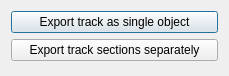
Zizin13/Roller, file TrackEditor/ExportWizard.ui: the form before one commit.
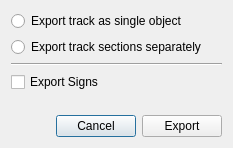
The form after the commit.

Commit message: expanding export wizard

```diff
--- a/TrackEditor/ExportWizard.ui
+++ b/TrackEditor/ExportWizard.ui
@@ -6,8 +6,8 @@
    <rect>
     <x>0</x>
     <y>0</y>
-    <width>229</width>
-    <height>76</height>
+    <width>233</width>
+    <height>148</height>
    </rect>
   </property>
   <property name="windowTitle">
@@ -15,19 +15,35 @@
   </property>
   <layout class="QVBoxLayout" name="verticalLayout">
    <item>
-    <widget class="QPushButton" name="pbSingle">
+    <layout class="QVBoxLayout" name="verticalLayout_2">
+     <item>
+      <widget class="QRadioButton" name="rbSingle">
      <property name="text">
       <string>Export track as single object</string>
      </property>
     </widget>
    </item>
    <item>
-    <widget class="QPushButton" name="pbSeparate">
+      <widget class="QRadioButton" name="rbSeparate">
      <property name="text">
       <string>Export track sections separately</string>
      </property>
     </widget>
    </item>
+     <item>
+      <widget class="Line" name="line">
+       <property name="orientation">
+        <enum>Qt::Horizontal</enum>
+       </property>
+      </widget>
+     </item>
+     <item>
+      <widget class="QCheckBox" name="ckSigns">
+       <property name="text">
+        <string>Export Signs</string>
+       </property>
+      </widget>
+     </item>
    <item>
     <spacer name="verticalSpacer">
      <property name="orientation">
@@ -40,6 +56,39 @@
       </size>
      </property>
     </spacer>
+     </item>
+     <item>
+      <layout class="QHBoxLayout" name="horizontalLayout">
+       <item>
+        <spacer name="horizontalSpacer">
+         <property name="orientation">
+          <enum>Qt::Horizontal</enum>
+         </property>
+         <property name="sizeHint" stdset="0">
+          <size>
+           <width>40</width>
+           <height>20</height>
+          </size>
+         </property>
+        </spacer>
+       </item>
+       <item>
+        <widget class="QPushButton" name="pbCancel">
+         <property name="text">
+          <string>Cancel</string>
+         </property>
+        </widget>
+       </item>
+       <item>
+        <widget class="QPushButton" name="pbExport">
+         <property name="text">
+          <string>Export</string>
+         </property>
+        </widget>
+       </item>
+      </layout>
+     </item>
+    </layout>
    </item>
   </layout>
  </widget>
```
Lines whose indentation alone changed are shown as unchanged. The commit also changes 6 other files.
